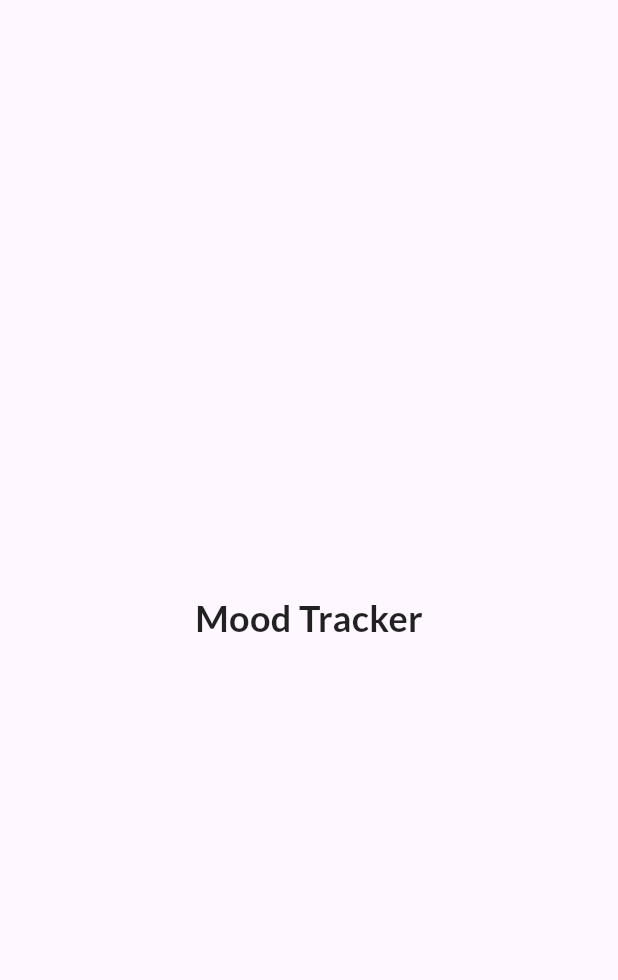
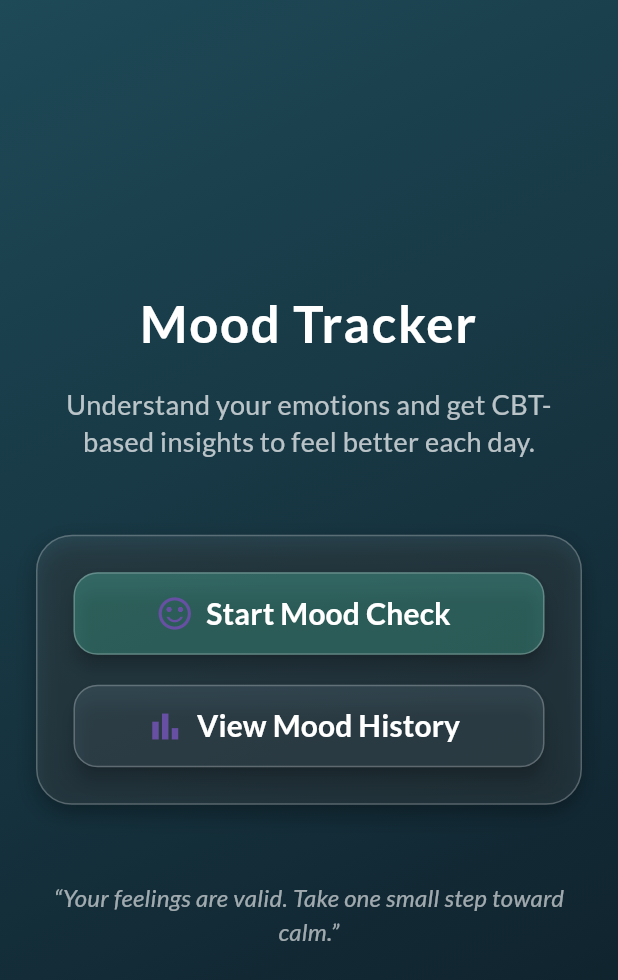
Before and after one commit to ezedin130/mind-mate, a Flutter app: the MoodTrackerPage screen opened directly, on a phone screen of 412 x 824 dp. Shown: the top 980 px of the screen. Run offline on Flutter 3.47's test engine with Material 3 defaults, Android fonts, the phone set to English and light mode, and no system bars; our stand-ins replace device_preview, google_fonts.

Commit message:
feat: mood tracker page implemented

```diff
--- a/lib/pages/tracker/mood_tracker_page.dart
+++ b/lib/pages/tracker/mood_tracker_page.dart
@@ -1,5 +1,7 @@
 import 'package:flutter/material.dart';
 import 'package:google_fonts/google_fonts.dart';
+import 'package:mindmate/pages/tracker/pages/mood_history_page.dart';
+import 'pages/mood_questionnaire_page.dart';
 
 class MoodTrackerPage extends StatelessWidget {
   const MoodTrackerPage({super.key});
@@ -7,14 +9,127 @@ class MoodTrackerPage extends StatelessWidget {
   @override
   Widget build(BuildContext context) {
     return Scaffold(
-      body: Center(
-        child: Text(
-          'Mood Tracker',
-          style: GoogleFonts.lato(
-          fontSize: 24,
-          fontWeight: FontWeight.bold,
-          color: Colors.black87,
+      body: Container(
+        decoration: const BoxDecoration(
+          gradient: LinearGradient(
+            colors: [Color(0xFF1E4957), Color(0xFF0D1C26)],
+            begin: Alignment.topLeft,
+            end: Alignment.bottomRight,
+          ),
         ),
+        child: SafeArea(
+          child: Padding(
+            padding: const EdgeInsets.symmetric(horizontal: 24.0),
+            child: Column(
+              mainAxisAlignment: MainAxisAlignment.center,
+              children: [
+                Text(
+                  "Mood Tracker",
+                  style: GoogleFonts.lato(
+                    fontSize: 34,
+                    color: Colors.white,
+                    fontWeight: FontWeight.bold,
+                    letterSpacing: 1.2,
+                  ),
+                  textAlign: TextAlign.center,
+                ),
+                const SizedBox(height: 16),
+                Text(
+                  "Understand your emotions and get CBT-based insights to feel better each day.",
+                  style: GoogleFonts.lato(
+                    fontSize: 18,
+                    color: Colors.white70,
+                    height: 1.4,
+                  ),
+                  textAlign: TextAlign.center,
+                ),
+                const SizedBox(height: 50),
+                Container(
+                  padding: const EdgeInsets.all(24),
+                  decoration: BoxDecoration(
+                    color: Colors.white.withOpacity(0.08),
+                    borderRadius: BorderRadius.circular(24),
+                    border: Border.all(color: Colors.white24),
+                    boxShadow: [
+                      BoxShadow(
+                        color: Colors.black.withOpacity(0.3),
+                        blurRadius: 12,
+                        offset: const Offset(0, 6),
+                      ),
+                    ],
+                  ),
+                  child: Column(
+                    children: [
+                      ElevatedButton.icon(
+                        icon: const Icon(Icons.sentiment_satisfied_alt, size: 26),
+                        style: ElevatedButton.styleFrom(
+                          backgroundColor: Colors.tealAccent.withOpacity(0.25),
+                          elevation: 5,
+                          minimumSize: const Size(double.infinity, 55),
+                          shape: RoundedRectangleBorder(
+                            borderRadius: BorderRadius.circular(16),
+                            side: const BorderSide(color: Colors.white24),
+                          ),
+                        ),
+                        onPressed: () {
+                          Navigator.push(
+                            context,
+                            MaterialPageRoute(
+                                builder: (_) => const MoodQuestionnairePage()),
+                          );
+                        },
+                        label: Text(
+                          "Start Mood Check",
+                          style: GoogleFonts.lato(
+                            fontSize: 20,
+                            fontWeight: FontWeight.w600,
+                            color: Colors.white,
+                          ),
+                        ),
+                      ),
+                      const SizedBox(height: 20),
+                      ElevatedButton.icon(
+                        icon: const Icon(Icons.bar_chart, size: 26),
+                        style: ElevatedButton.styleFrom(
+                          backgroundColor: Colors.blueGrey.withOpacity(0.25),
+                          elevation: 5,
+                          minimumSize: const Size(double.infinity, 55),
+                          shape: RoundedRectangleBorder(
+                            borderRadius: BorderRadius.circular(16),
+                            side: const BorderSide(color: Colors.white24),
+                          ),
+                        ),
+                        onPressed: () {
+                          Navigator.push(
+                            context,
+                            MaterialPageRoute(builder: (_) => const MoodHistoryPage()),
+                          );
+                        },
+                        label: Text(
+                          "View Mood History",
+                          style: GoogleFonts.lato(
+                            fontSize: 20,
+                            fontWeight: FontWeight.w600,
+                            color: Colors.white,
+                          ),
+                        ),
+                      ),
+                    ],
+                  ),
+                ),
+                const SizedBox(height: 50),
+                Text(
+                  "“Your feelings are valid. Take one small step toward calm.”",
+                  style: GoogleFonts.lato(
+                    fontSize: 16,
+                    color: Colors.white60,
+                    fontStyle: FontStyle.italic,
+                  ),
+                  textAlign: TextAlign.center,
+                ),
+              ],
+            ),
+          ),
         ),
       ),
     );
```
